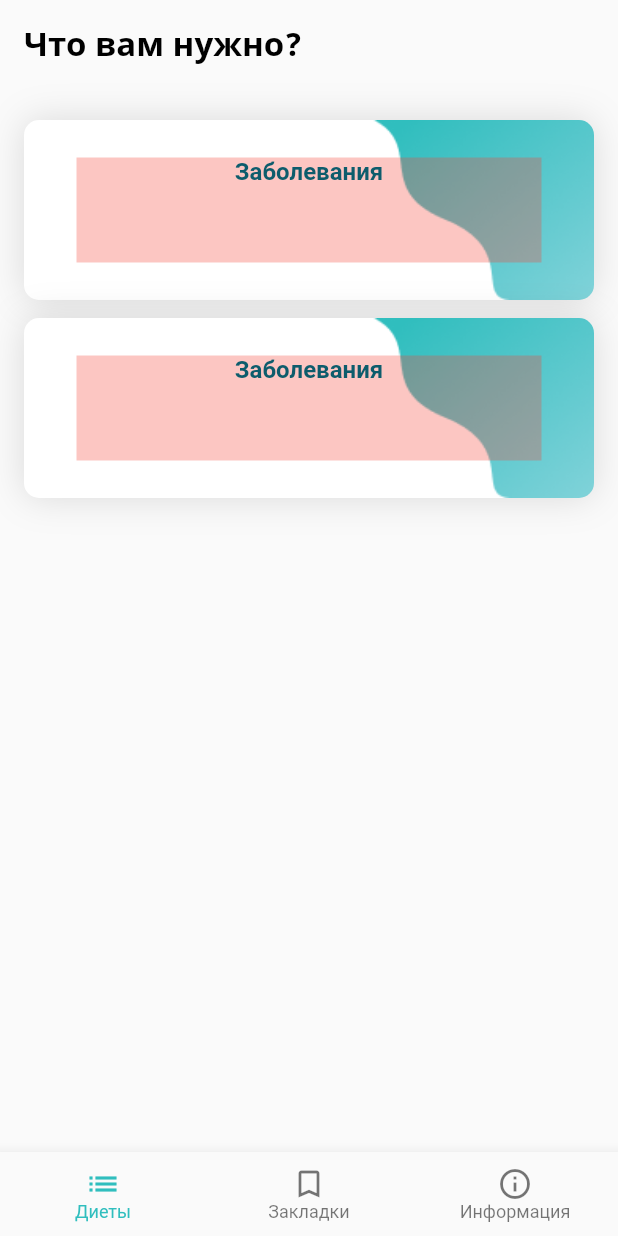
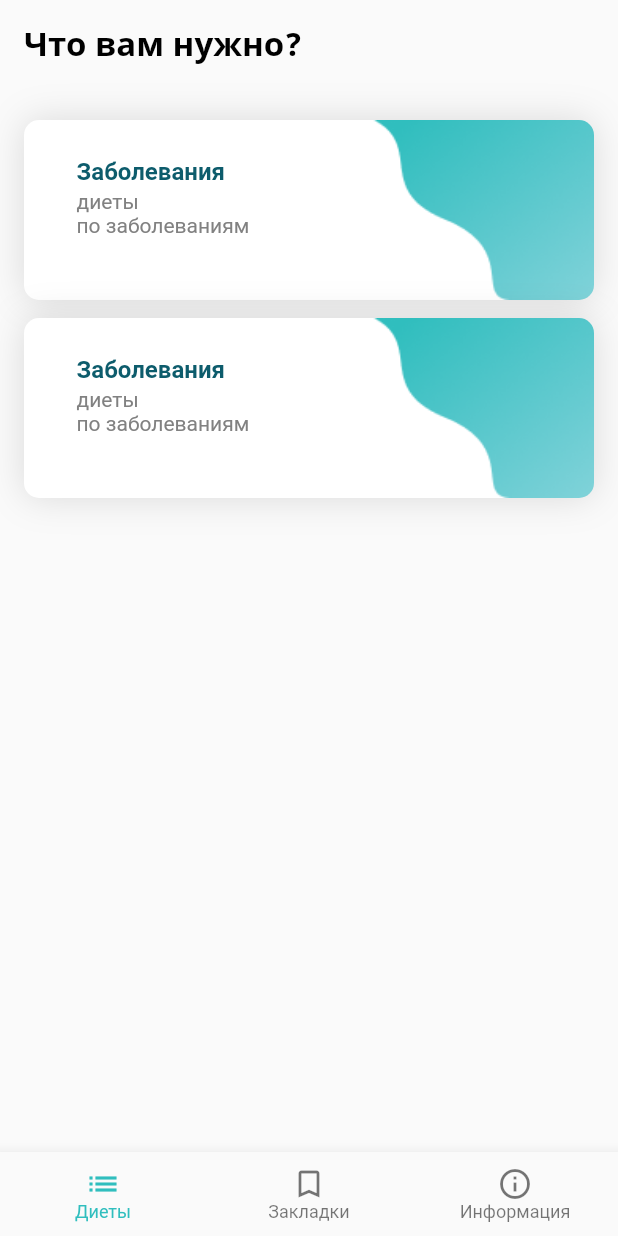
Before and after one commit to asg1997/Diet_List_Flutter, a Flutter app: the screen it shows after launch, on a phone screen of 412 x 824 dp. Run offline on Flutter 3.47's test engine with Material 2 defaults, Android fonts, the light colour scheme and no system bars.

Commit message:
'экран яна'

```diff
--- a/lib/Screens/diets_groups_screen.dart
+++ b/lib/Screens/diets_groups_screen.dart
@@ -27,16 +27,40 @@ class DietsGroupsScreen extends StatelessWidget {
                   ],
                 ),
                 child: Container(
-                margin:EdgeInsets.only(left: 35, top: 25, bottom: 25, right: 35),
-                color: Colors.red.withOpacity(0.3),
+                  margin:
+                      EdgeInsets.only(left: 35, top: 25, bottom: 25, right: 35),
+                  child: Container(
                     child: Column(
+                      crossAxisAlignment: CrossAxisAlignment.start,
                       children: [
-                    Text('Заболевания', style: TextStyle(
+                        Text(
+                          'Заболевания',
+                          style: TextStyle(
                               color: Color.fromRGBO(13, 92, 108, 1),
                               fontWeight: FontWeight.bold,
-                      fontSize: 16
-                    ),)
+                              fontSize: 16),
+                        ),
+                        SizedBox(
+                          height: 2,
+                        ),
+                        RichText(
+                            text: TextSpan(
+                                text: 'диеты\n',
+                                style: TextStyle(
+                                  color: Color.fromRGBO(129, 129, 129, 1),
+                                  fontSize: 14,
+                                ),
+                                children: [
+                              TextSpan(
+                                text: 'по заболеваниям',
+                                style: TextStyle(
+                                  color: Color.fromRGBO(129, 129, 129, 1),
+                                  fontSize: 14,
+                                )
+                              )
+                            ]))
                       ],
+                    ),
                   ),
                 )
 
```
Lines whose indentation alone changed are shown as unchanged.
